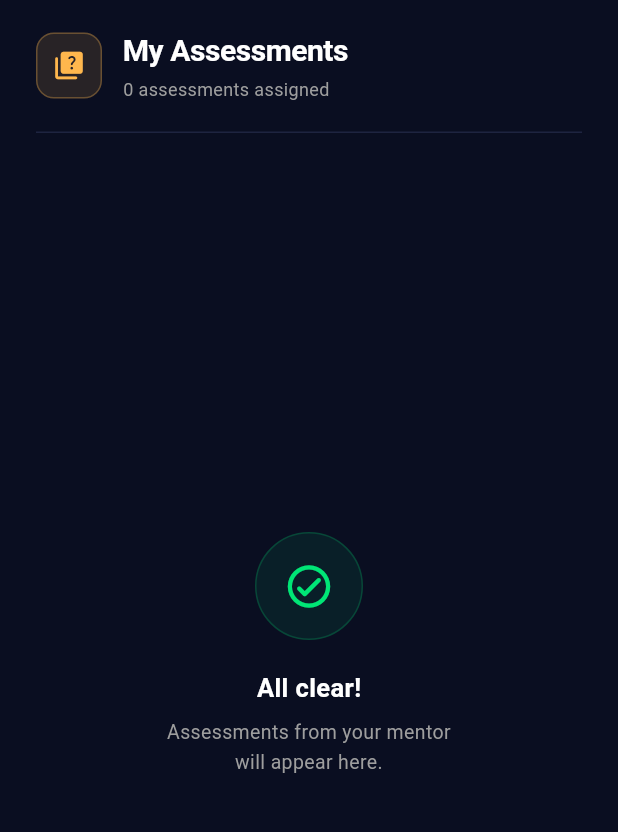
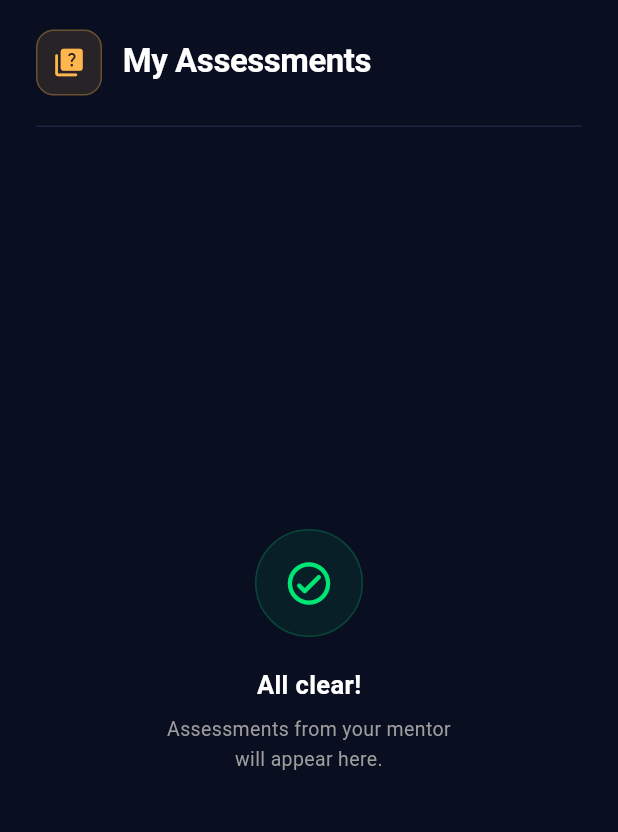
Before and after one commit to Zerlox-D/TradeWise, a Flutter app: the StudentQuizHub screen opened directly, on a phone screen of 412 x 824 dp, the part 59-891 px from its top. Run offline on Flutter 3.47's test engine with Material 3 defaults, Android fonts, the phone set to English and light mode, and no system bars; our stand-ins replace fl_chart, flutter_feather_icons, shared_preferences; accounts and stored records are empty; network calls fail.

Commit message:
minor change

```diff
--- a/frontend/lib/screens/student_quiz_hub.dart
+++ b/frontend/lib/screens/student_quiz_hub.dart
@@ -140,15 +140,10 @@ class _StudentQuizHubState extends State<StudentQuizHub> {
                     const Text('My Assessments',
                         style: TextStyle(
                             color: Colors.white,
-                            fontSize: 20,
+                            fontSize: 22,
                             fontWeight: FontWeight.w700,
                             letterSpacing: -0.3)),
                     const SizedBox(height: 2),
-                    Text(
-                      '${_quizzes.length} assessment${_quizzes.length != 1 ? 's' : ''} assigned',
-                      style: TextStyle(
-                          color: Colors.grey[500], fontSize: 12),
-                    ),
                   ],
                 ),
               ),
```
